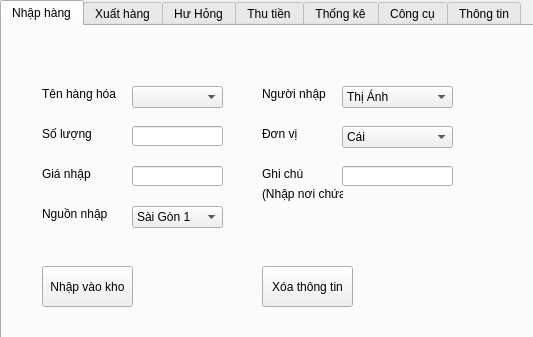
Old version of the form mainwindow.ui in the repository Strongmind91/goodManage; both pictures show x 0 to 533 and y 0 to 337 of the 776 by 531 pixel window.
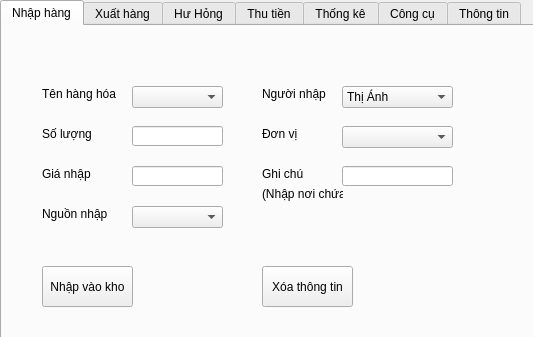
New version of the form. The open tabs and pages were chosen to show the change.

```diff
--- a/mainwindow.ui
+++ b/mainwindow.ui
@@ -163,16 +163,6 @@
         <height>22</height>
        </rect>
       </property>
-      <item>
-       <property name="text">
-        <string>Cái</string>
-       </property>
-      </item>
-      <item>
-       <property name="text">
-        <string>Chục</string>
-       </property>
-      </item>
      </widget>
      <widget class="QComboBox" name="comboBox_3">
       <property name="geometry">
@@ -216,16 +206,6 @@
         <height>22</height>
        </rect>
       </property>
-      <item>
-       <property name="text">
-        <string>Sài Gòn 1</string>
-       </property>
-      </item>
-      <item>
-       <property name="text">
-        <string>Sài Gòn 2</string>
-       </property>
-      </item>
      </widget>
      <widget class="QPushButton" name="pushButton">
       <property name="geometry">
```
Left out of the diff: 14 changed lines with no effect on the pictures.
